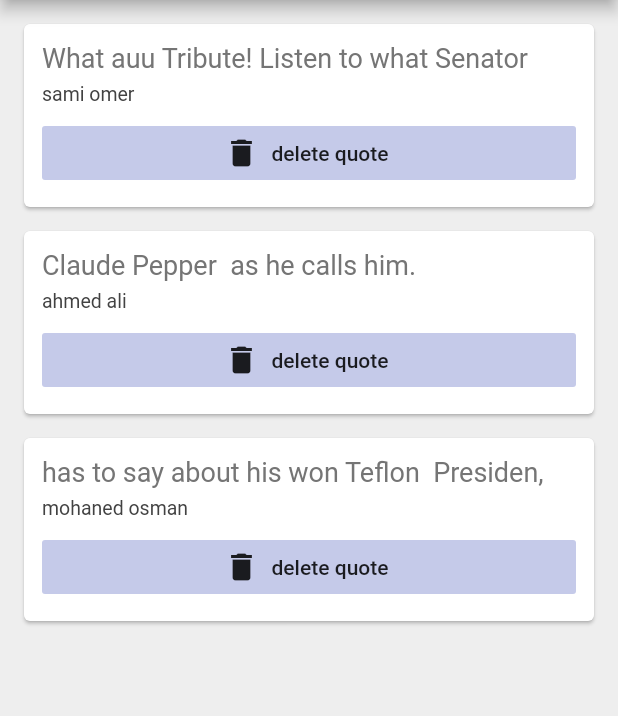
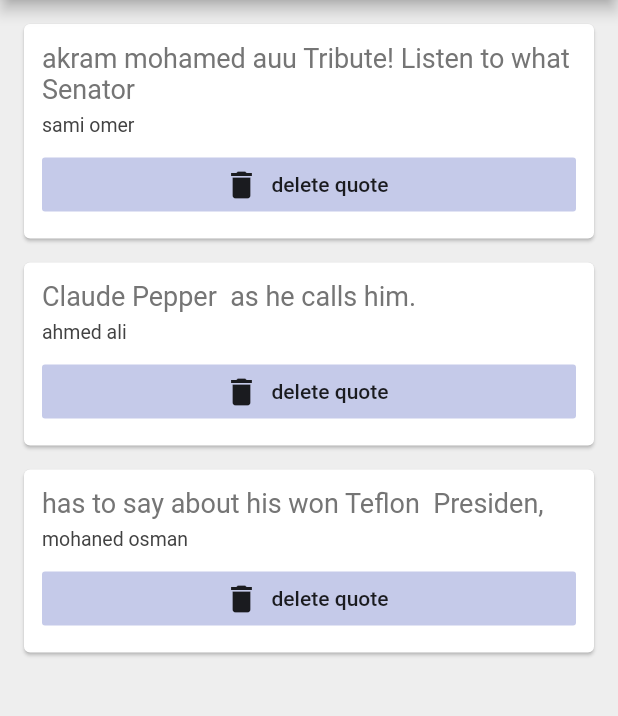
Before and after one commit to cromi-mhmd/quotes, a Flutter app: the screen it shows after launch, on a phone screen of 412 x 824 dp, the part 84-800 px from its top. Run offline on Flutter 3.47's test engine with Material 2 defaults, Android fonts, the phone set to English and light mode, and no system bars.

Commit message:
Update main.dart

```diff
--- a/lib/main.dart
+++ b/lib/main.dart
@@ -14,7 +14,7 @@ class QuoteList extends StatefulWidget {
 class _QuoteListState extends State<QuoteList> {
 
   List<Quote> quotes = [
-    Quote(text: 'What auu Tribute! Listen to what Senator', author: 'sami omer'),
+    Quote(text: 'akram mohamed auu Tribute! Listen to what Senator', author: 'sami omer'),
     Quote(text: 'Claude Pepper  as he calls him.', author: 'ahmed ali'),
     Quote(text: 'has to say about his won Teflon  Presiden,', author: 'mohaned osman'),
   ];
```
